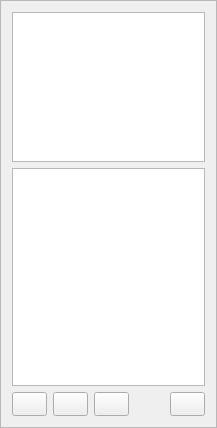
Above: oom/widgets/tviewdockbase.ui from ccherrett/oom before the change. Below: the same form after it.
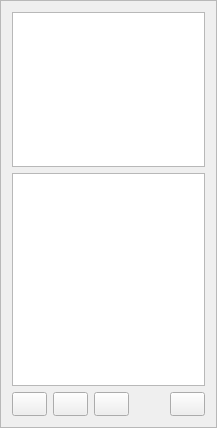
That is the form after the change.

The edit to the form file:
```diff
--- a/oom/widgets/tviewdockbase.ui
+++ b/oom/widgets/tviewdockbase.ui
@@ -31,7 +31,7 @@
      <property name="maximumSize">
       <size>
        <width>16777215</width>
-       <height>150</height>
+       <height>155</height>
       </size>
      </property>
      <property name="editTriggers">
```
